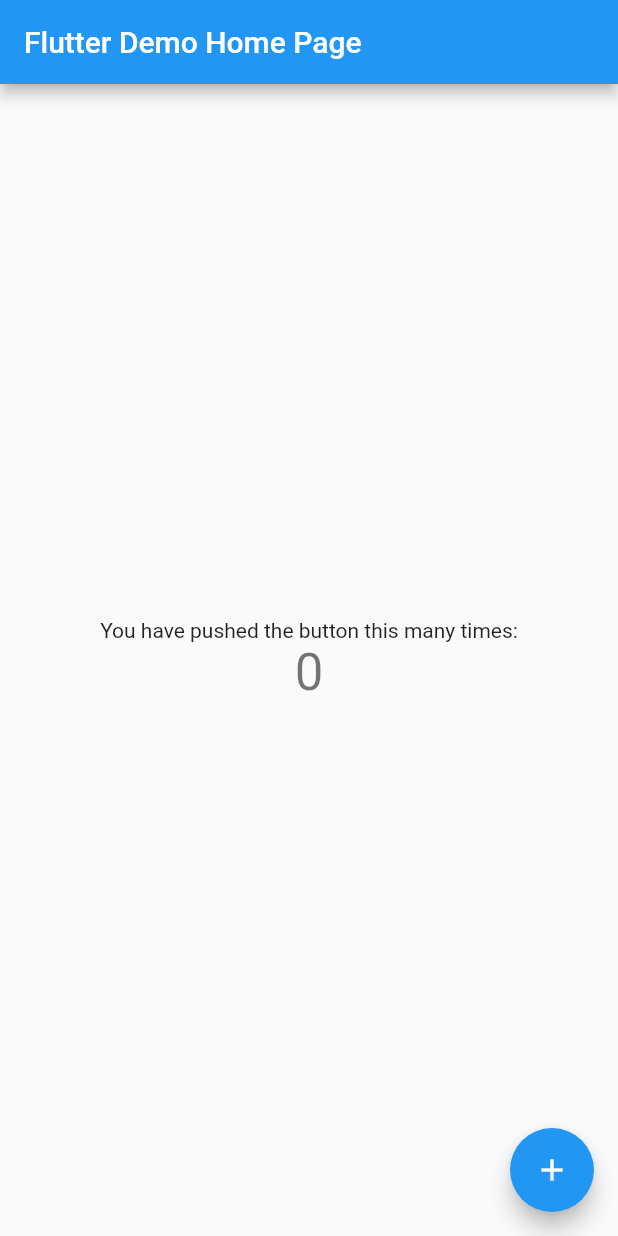
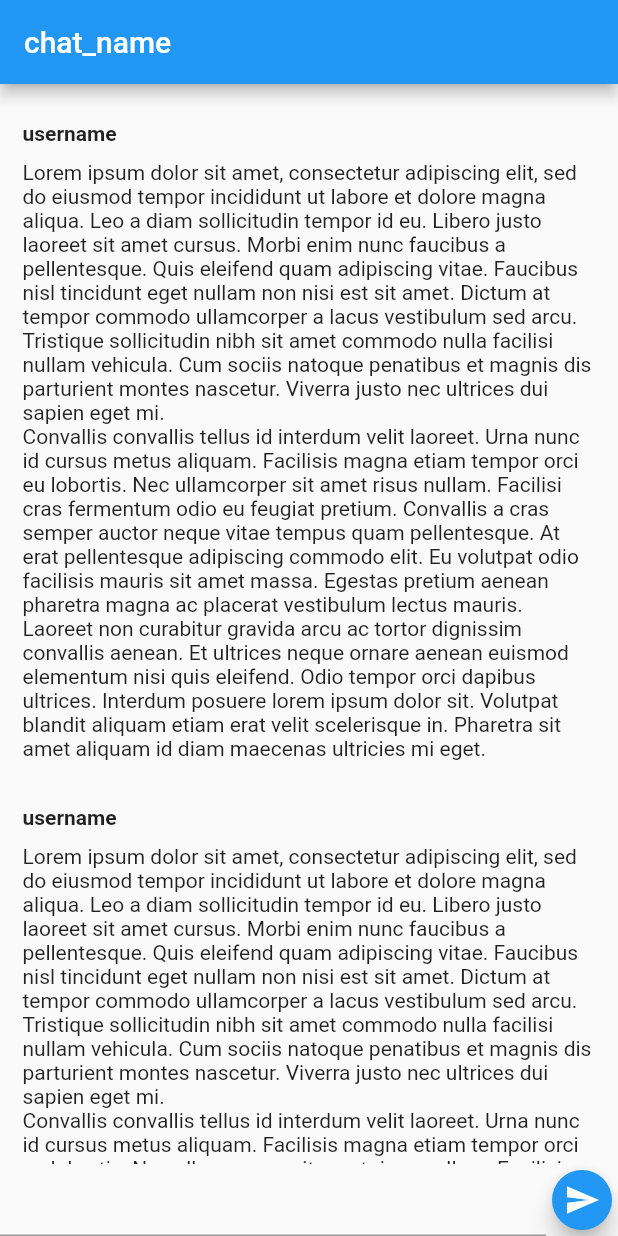
Before and after one commit to afonsoafonsoafonso/bird-chat, a Flutter app: the screen it shows after launch, on a phone screen of 412 x 824 dp. Run offline on Flutter 3.47's test engine with Material 2 defaults, Android fonts, the phone set to English and light mode, and no system bars.

Commit message:
Chat page prototype done

```diff
--- /dev/null
+++ b/bird_chat/lib/ChatPage.dart
@@ -0,0 +1,116 @@
+import 'package:flutter/material.dart';
+import 'package:flutter/widgets.dart';
+
+class ChatPage extends StatelessWidget {
+
+  @override
+  Widget build(BuildContext context) {
+    return Scaffold(
+      appBar: AppBar(
+        title: Text(
+          "chat_name"
+        ),
+      ),
+      body: Column(
+        children : <Widget> [
+          MessageList(),
+          ChatForm(),
+        ],
+      ),
+    );
+  }
+
+}
+
+class ChatForm extends StatefulWidget {
+  @override
+  _ChatFormState createState() => _ChatFormState();
+}
+
+class _ChatFormState extends State<ChatForm> {
+  final textController = new TextEditingController();
+
+  @override
+  void dispose() {
+    textController.dispose();
+    super.dispose();
+  }
+
+  @override
+  Widget build(BuildContext context) {
+    return Container(
+      child: Row(
+        children: <Widget>[
+          Flexible(
+            child: TextField(
+              controller: this.textController,
+            ),
+          ),
+          FloatingActionButton(
+            mini: true,
+            clipBehavior: Clip.antiAlias,
+            child: Icon(Icons.send),
+            onPressed: _submit,
+          )
+        ],
+      ),
+    );
+  }
+
+  void _submit() {
+    print(textController.text);
+    textController.clear();
+    return;
+  }
+}
+
+class MessageList extends StatefulWidget {
+  @override
+  _MessageListState createState() => _MessageListState();
+}
+
+class _MessageListState extends State<MessageList> {
+
+  final lorem = "Lorem ipsum dolor sit amet, consectetur adipiscing elit, sed do eiusmod tempor incididunt ut labore et dolore magna aliqua. Leo a diam sollicitudin tempor id eu. Libero justo laoreet sit amet cursus. Morbi enim nunc faucibus a pellentesque. Quis eleifend quam adipiscing vitae. Faucibus nisl tincidunt eget nullam non nisi est sit amet. Dictum at tempor commodo ullamcorper a lacus vestibulum sed arcu. Tristique sollicitudin nibh sit amet commodo nulla facilisi nullam vehicula. Cum sociis natoque penatibus et magnis dis parturient montes nascetur. Viverra justo nec ultrices dui sapien eget mi.\nConvallis convallis tellus id interdum velit laoreet. Urna nunc id cursus metus aliquam. Facilisis magna etiam tempor orci eu lobortis. Nec ullamcorper sit amet risus nullam. Facilisi cras fermentum odio eu feugiat pretium. Convallis a cras semper auctor neque vitae tempus quam pellentesque. At erat pellentesque adipiscing commodo elit. Eu volutpat odio facilisis mauris sit amet massa. Egestas pretium aenean pharetra magna ac placerat vestibulum lectus mauris. Laoreet non curabitur gravida arcu ac tortor dignissim convallis aenean. Et ultrices neque ornare aenean euismod elementum nisi quis eleifend. Odio tempor orci dapibus ultrices. Interdum posuere lorem ipsum dolor sit. Volutpat blandit aliquam etiam erat velit scelerisque in. Pharetra sit amet aliquam id diam maecenas ultricies mi eget.";
+
+  Widget _buildMessageCard() {
+    return Container(
+      margin: EdgeInsets.symmetric(vertical: 10, horizontal: 5),
+      child: Column(
+        crossAxisAlignment: CrossAxisAlignment.start,
+        children: <Widget>[
+          Container(
+            margin: EdgeInsets.symmetric(vertical: 5, horizontal: 0),
+            child: Text("username", style: TextStyle(
+
+              fontWeight: FontWeight.bold,
+            ),),
+          ),
+          Container(
+            margin: EdgeInsets.symmetric(vertical: 5, horizontal: 0),
+            child: Text("$lorem"),
+          )
+        ],
+      ),
+    );
+  }
+
+  List<Widget> _buildMessages() {
+    List<Widget> list = [];
+    for (int i = 0; i < 10; i++) {
+      list.add(_buildMessageCard());
+    }
+    return list;
+  }
+
+  @override
+  Widget build(BuildContext context) {
+    return Flexible(
+      child: ListView(
+        scrollDirection: Axis.vertical,
+        padding: EdgeInsets.all(10),
+        children: _buildMessages(),
+      ),
+    );
+  }
+}
--- a/bird_chat/lib/main.dart
+++ b/bird_chat/lib/main.dart
@@ -1,3 +1,4 @@
+import 'package:bird_chat/ChatPage.dart';
 import 'package:flutter/material.dart';
 
 void main() => runApp(MyApp());
@@ -20,7 +21,7 @@ class MyApp extends StatelessWidget {
         // is not restarted.
         primarySwatch: Colors.blue,
       ),
-      home: MyHomePage(title: 'Flutter Demo Home Page'),
+      home: ChatPage(),
     );
   }
 }
```
